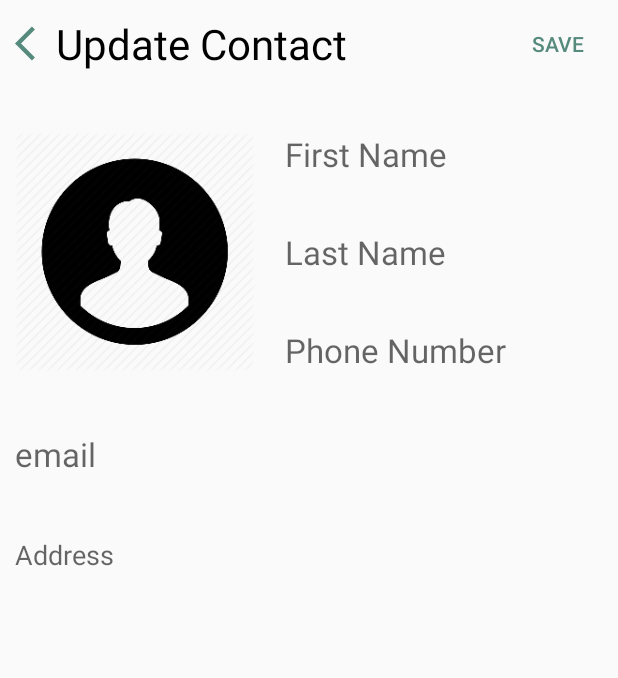
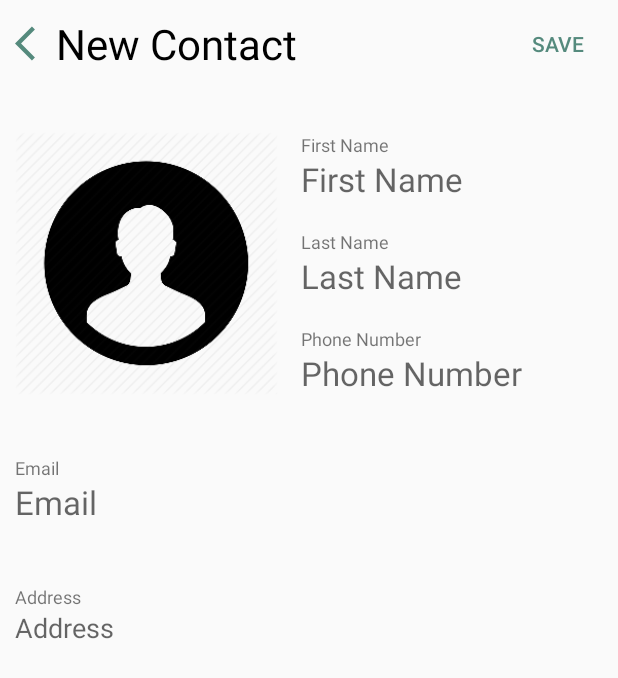
Before and after one commit to chaitanyasanoriya/Contacts-Android-App, an Android app: the ContactDetailsActivity screen opened directly, with no data from a screen before it, on a phone screen of 412 x 824 dp. Shown: the top 678 px of the screen. Run offline under Robolectric (Android 15) with nearby library versions, the phone set to English and light mode, and no system bars; our stand-ins replace Room's generated code.

Commit message:
Added TextViews in ContactDetailsActivity

```diff
--- a/app/src/main/java/com/lambton/projects/contact_chaitanya_c0777253_android/activities/ContactDetailsActivity.java
+++ b/app/src/main/java/com/lambton/projects/contact_chaitanya_c0777253_android/activities/ContactDetailsActivity.java
@@ -64,14 +64,22 @@ public class ContactDetailsActivity extends AppCompatActivity
         if (mContact == null)
         {
             mDeleteButton.setVisibility(View.GONE);
-            mHeadingTextView.setText("Update Contact");
             return;
         }
-        mFNameEditText.setText(mContact.getFirstName());
-        mLNameEditText.setText(mContact.getLastName());
+        String f_name = mContact.getFirstName();
+        String l_name = mContact.getLastName();
+        mFNameEditText.setText(f_name);
+        mLNameEditText.setText(l_name);
         mPhoneEditText.setText(mContact.getPhoneNumber());
         mEmailEditText.setText(mContact.getEmail());
         mAddressEditText.setText(mContact.getAddress());
+        mFInitial = String.valueOf(f_name.charAt(0));
+        if(l_name != null && !l_name.isEmpty())
+        {
+            mLInitial = String.valueOf(l_name.charAt(0));
+        }
+        updateImage();
+        mHeadingTextView.setText(R.string.update_contact);
     }
 
     public void saveClicked(View view)
--- a/app/src/main/res/layout/activity_contact_details.xml
+++ b/app/src/main/res/layout/activity_contact_details.xml
@@ -36,7 +36,7 @@
         android:layout_height="0dp"
         android:background="@android:color/transparent"
         android:onClick="saveClicked"
-        android:text="Save"
+        android:text="@string/save"
         android:textColor="@color/colorPrimaryDark"
         app:layout_constraintBottom_toBottomOf="@id/heading_textview"
         app:layout_constraintRight_toRightOf="parent"
@@ -58,80 +58,137 @@
 
     <ImageView
         android:id="@+id/imageview"
-        android:layout_width="160dp"
-        android:layout_height="160dp"
+        android:layout_width="175dp"
+        android:layout_height="175dp"
         android:layout_marginTop="40dp"
         android:src="@mipmap/placeholder_people"
+        android:contentDescription="@string/contact_initials_image"
         app:layout_constraintLeft_toLeftOf="parent"
         app:layout_constraintTop_toBottomOf="@id/heading_textview" />
 
     <androidx.constraintlayout.widget.ConstraintLayout
         android:layout_width="0dp"
         android:layout_height="0dp"
-        android:layout_marginLeft="20dp"
+        android:layout_marginLeft="15dp"
         app:layout_constraintBottom_toBottomOf="@id/imageview"
         app:layout_constraintLeft_toRightOf="@id/imageview"
         app:layout_constraintRight_toRightOf="parent"
         app:layout_constraintTop_toTopOf="@id/imageview">
+
+        <LinearLayout
+            android:id="@+id/f_layout"
+            android:layout_width="match_parent"
+            android:layout_height="wrap_content"
+            android:orientation="vertical"
+            app:layout_constraintTop_toTopOf="parent">
+            <TextView
+                android:id="@+id/f_text_view"
+                android:layout_width="match_parent"
+                android:layout_height="wrap_content"
+                android:text="@string/first_name"
+                android:textSize="12sp"/>
 
             <EditText
                 android:id="@+id/first_name_edittext"
                 android:layout_width="match_parent"
                 android:layout_height="wrap_content"
                 android:background="@android:color/transparent"
-            android:hint="First Name"
+                android:hint="@string/first_name"
                 android:inputType="textPersonName"
                 android:textColor="@android:color/black"
-            android:textSize="22sp"
-            app:layout_constraintTop_toTopOf="parent" />
+                android:textSize="22sp" />
+        </LinearLayout>
 
+
+        <LinearLayout
+            android:layout_width="match_parent"
+            android:layout_height="wrap_content"
+            app:layout_constraintTop_toBottomOf="@id/f_layout"
+            app:layout_constraintBottom_toTopOf="@id/phone_layout"
+            android:orientation="vertical">
+            <TextView
+                android:id="@+id/l_text_view"
+                android:layout_width="match_parent"
+                android:layout_height="wrap_content"
+                android:text="@string/last_name"
+                android:textSize="12sp"/>
             <EditText
                 android:id="@+id/last_name_edittext"
                 android:layout_width="match_parent"
                 android:layout_height="wrap_content"
                 android:background="@android:color/transparent"
-            android:hint="Last Name"
+                android:hint="@string/last_name"
                 android:inputType="textPersonName"
                 android:textColor="@android:color/black"
                 android:textSize="22sp"
                 app:layout_constraintBottom_toTopOf="@id/phone_edittext"
                 app:layout_constraintTop_toBottomOf="@id/first_name_edittext" />
+        </LinearLayout>
 
+
+        <LinearLayout
+            android:layout_width="match_parent"
+            android:layout_height="wrap_content"
+            android:orientation="vertical"
+            app:layout_constraintBottom_toBottomOf="parent"
+            android:id="@+id/phone_layout">
+            <TextView
+                android:layout_width="match_parent"
+                android:layout_height="wrap_content"
+                android:text="@string/phone_number"
+                android:textSize="12sp"/>
             <EditText
                 android:id="@+id/phone_edittext"
                 android:layout_width="match_parent"
                 android:layout_height="wrap_content"
                 android:background="@android:color/transparent"
-            android:hint="Phone Number"
+                android:hint="@string/phone_number"
                 android:inputType="phone"
                 android:textColor="@android:color/black"
-            android:textSize="22sp"
-            app:layout_constraintBottom_toBottomOf="parent" />
+                android:textSize="22sp" />
+        </LinearLayout>
+
     </androidx.constraintlayout.widget.ConstraintLayout>
+
+    <TextView
+        android:id="@+id/email_textview"
+        android:layout_width="match_parent"
+        android:layout_height="wrap_content"
+        android:text="@string/email"
+        android:textSize="12sp"
+        android:layout_marginTop="40dp"
+        app:layout_constraintTop_toBottomOf="@id/imageview"/>
 
     <EditText
         android:id="@+id/email_edittext"
         android:layout_width="match_parent"
         android:layout_height="wrap_content"
-        android:layout_marginTop="40dp"
         android:background="@android:color/transparent"
-        android:hint="email"
+        android:hint="@string/email"
+        app:layout_constraintTop_toBottomOf="@id/email_textview"
         android:inputType="textEmailAddress"
         android:textColor="@android:color/black"
-        android:textSize="22sp"
-        app:layout_constraintTop_toBottomOf="@id/imageview" />
+        android:textSize="22sp" />
+
+    <TextView
+        android:id="@+id/address_textview"
+        android:layout_width="match_parent"
+        android:layout_height="wrap_content"
+        android:text="@string/address"
+        android:textSize="12sp"
+        android:layout_marginTop="40dp"
+        app:layout_constraintTop_toBottomOf="@id/email_edittext"/>
 
     <EditText
         android:id="@+id/address_edittext"
         android:layout_width="match_parent"
         android:layout_height="0dp"
-        android:layout_marginTop="40dp"
         android:background="@android:color/transparent"
         android:gravity="top"
-        android:hint="Address"
+        android:hint="@string/address"
         android:inputType="textMultiLine"
         android:textColor="@android:color/black"
         app:layout_constraintBottom_toBottomOf="parent"
-        app:layout_constraintTop_toBottomOf="@id/email_edittext" />
+        app:layout_constraintTop_toBottomOf="@id/address_textview"/>
 
 </androidx.constraintlayout.widget.ConstraintLayout>
--- a/app/src/main/res/values/strings.xml
+++ b/app/src/main/res/values/strings.xml
@@ -8,4 +8,12 @@
     -->
     <string name="hello_world">Hello Square World!</string>
     <string name="new_contact">New Contact</string>
+    <string name="save">Save</string>
+    <string name="contact_initials_image">Contact Initials Image</string>
+    <string name="first_name">First Name</string>
+    <string name="last_name">Last Name</string>
+    <string name="phone_number">Phone Number</string>
+    <string name="email">Email</string>
+    <string name="address">Address</string>
+    <string name="update_contact">Update Contact</string>
 </resources>
```
Lines whose indentation alone changed are shown as unchanged.
